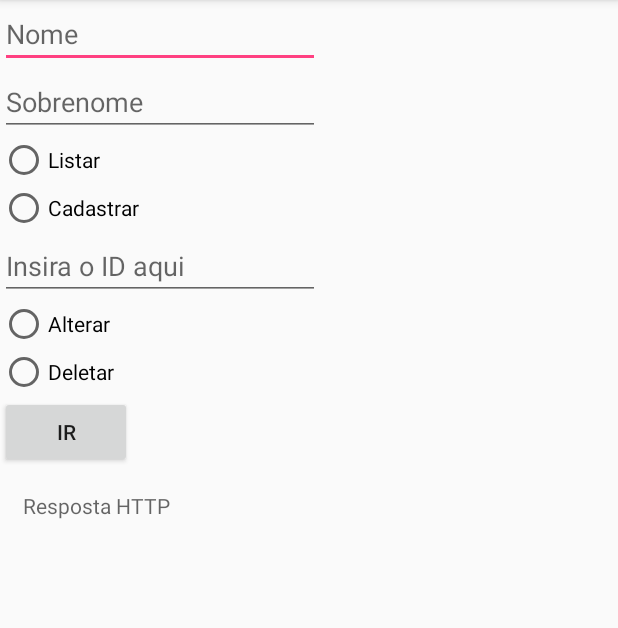
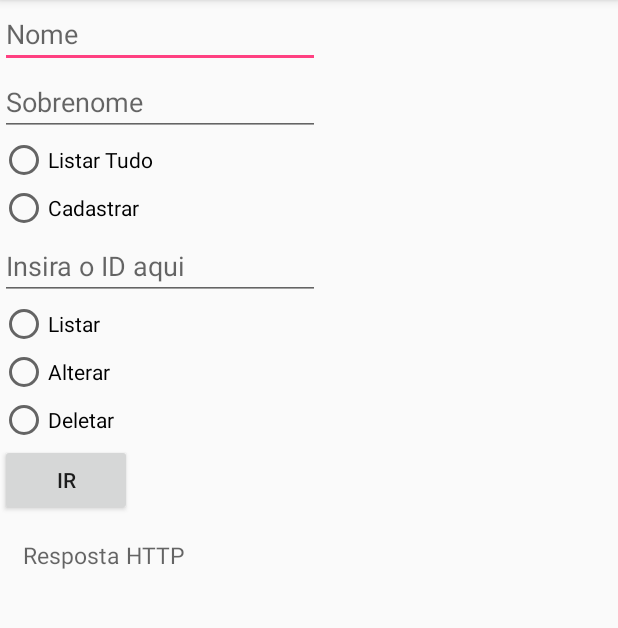
Before and after one commit to Franciuiz/crud_ws, an Android app: the screen it shows after launch (MainActivity), after a tap on "IR", on a phone screen of 412 x 824 dp, the part 84-712 px from its top. Run offline under Robolectric (Android 15) with nearby library versions, the phone set to English and light mode, and no system bars; 3 statements that could not run were skipped.

```diff
--- a/app/src/main/AndroidManifest.xml
+++ b/app/src/main/AndroidManifest.xml
@@ -2,7 +2,7 @@
 <manifest xmlns:android="http://schemas.android.com/apk/res/android"
     package="com.pos.casa.crud_ws">
 
-    //Permissões
+    <!-- Permissões -->
     <uses-permission android:name="android.permission.INTERNET" />
 
 
--- a/app/src/main/java/com/pos/casa/crud_ws/MainActivity.java
+++ b/app/src/main/java/com/pos/casa/crud_ws/MainActivity.java
@@ -28,10 +28,9 @@ public class MainActivity extends AppCompatActivity {
         final EditText editTextLastName = findViewById(R.id.editText2);
         final EditText editTextId = findViewById(R.id.editText3);
 
-        final Persons pessoa = new Persons(editTextFirstName.getText().toString(), editTextLastName.getText().toString());
-
         Button buttonIr = findViewById(R.id.bIr);
 
+        final RadioButton listarTudo = findViewById(R.id.radioButtonListarTudo);
         final RadioButton listar = findViewById(R.id.radioButtonListar);
         final RadioButton cadastrar = findViewById(R.id.radioButtonCadastrar);
         final RadioButton alterar = findViewById(R.id.radioButtonAlterar);
@@ -40,7 +39,7 @@ public class MainActivity extends AppCompatActivity {
 
         final TextView textViewResposta = findViewById(R.id.tResposta);
 
-
+        final Persons persons = new Persons();
 
         buttonIr.setOnClickListener(new View.OnClickListener() {
             @Override
@@ -49,43 +48,48 @@ public class MainActivity extends AppCompatActivity {
                 //apenas pra inicializar a variavel (nao achei outra forma)
                 Call<Persons> call = new RetrofitConfig().getModelService().getAllPersons();
 
-                if (listar.isChecked()){
+                if (listarTudo.isChecked()){
 
-                    textViewResposta.setText("listar");
                     call = new RetrofitConfig().getModelService().getAllPersons();
 
                 }
-                if (cadastrar.isChecked()){
+                else if (listar.isChecked()){
 
-                    textViewResposta.setText("cadastrar");
-                    call = new RetrofitConfig().getModelService().createPerson(pessoa);
+                    call = new RetrofitConfig().getModelService().getPersons((long) Integer.parseInt(editTextId.getText().toString()));
+
+                }
+                else if (cadastrar.isChecked()){
+
+
+                    persons.setFirstName(editTextFirstName.getText().toString());
+                    persons.setLastName(editTextLastName.getText().toString());
+
+                    call = new RetrofitConfig().getModelService().createPerson(persons);
+                    Toast.makeText(getBaseContext(),  editTextFirstName.getText().toString() +"Cadastrado com sucesso", Toast.LENGTH_LONG).show();
 
                 }
                 else if (alterar.isChecked()){
 
-                    textViewResposta.setText("alterar");
-                    call = new RetrofitConfig().getModelService().updatePerson(
-                            editTextId.getText().toString(), pessoa);
+                    persons.setFirstName(editTextFirstName.getText().toString());
+                    persons.setLastName(editTextLastName.getText().toString());
+
+                    call = new RetrofitConfig().getModelService().updatePerson((long) Integer.parseInt(editTextId.getText().toString()),persons);
+                    Toast.makeText(getBaseContext(), "Item "+ editTextId.getText().toString() +"Alterado com sucesso", Toast.LENGTH_LONG).show();
 
                 }
                 else if(deletar.isChecked()){
 
-                    textViewResposta.setText("deletar");
-                    call = new RetrofitConfig().getModelService().deletePerson(editTextId.getText().toString());
+                    call = new RetrofitConfig().getModelService().deletePerson((long) Integer.parseInt(editTextId.getText().toString()));
+                    Toast.makeText(getBaseContext(), "Item "+ editTextId.getText().toString() +"Deletado com sucesso", Toast.LENGTH_LONG).show();
 
                 }
-
-
-                //Call<Persons> call = new RetrofitConfig().getModelService().getAllPersons();
-
-                //Call<Persons> call = new RetrofitConfig().getModelService().getAllPersons(id.getText().toString());
 
 
                 call.enqueue(new Callback<Persons>() {
                     @Override
                     public void onResponse(Call<Persons> call, Response<Persons> response) {
-                        Persons persons = response.body();
-                        textViewResposta.setText(persons.toString());
+                        Persons p = response.body();
+                        textViewResposta.setText(p.toString());
                     }
 
                     @Override
--- a/app/src/main/java/com/pos/casa/crud_ws/ModelService.java
+++ b/app/src/main/java/com/pos/casa/crud_ws/ModelService.java
@@ -3,8 +3,12 @@ package com.pos.casa.crud_ws;
 import android.app.Person;
 
 import retrofit2.Call;
+import retrofit2.http.Body;
 import retrofit2.http.DELETE;
+import retrofit2.http.Field;
+import retrofit2.http.FormUrlEncoded;
 import retrofit2.http.GET;
+import retrofit2.http.Headers;
 import retrofit2.http.POST;
 import retrofit2.http.PUT;
 import retrofit2.http.Path;
@@ -17,16 +21,18 @@ public interface ModelService {
 
     //get passando parametro
     @GET("persons/{id}")
-    Call<Persons> getPersons(@Path("id") String id);
+    Call<Persons> getPersons(@Path("id") Long id);
 
     @POST("persons")
-    Call<Persons> createPerson(@Path("id") Persons persons);
+    @Headers("Content-Type: application/json")
+    Call<Persons> createPerson(@Body Persons persons);
 
     @PUT("persons/{id}")
-    Call<Persons> updatePerson(@Path("id") String id, Persons persons);
+    @Headers("Content-Type: application/json")
+    Call<Persons> updatePerson(@Path("id") Long id, @Body Persons persons);
 
     @DELETE("persons/{id}")
-    Call<Persons> deletePerson(@Path("id") String id);
+    Call<Persons> deletePerson(@Path("id") Long id);
 
 
 }
--- a/app/src/main/java/com/pos/casa/crud_ws/RetrofitConfig.java
+++ b/app/src/main/java/com/pos/casa/crud_ws/RetrofitConfig.java
@@ -1,6 +1,7 @@
 package com.pos.casa.crud_ws;
 
 import retrofit2.Retrofit;
+import retrofit2.converter.gson.GsonConverterFactory;
 import retrofit2.converter.jackson.JacksonConverterFactory;
 
 public class RetrofitConfig {
@@ -10,8 +11,8 @@ public class RetrofitConfig {
     public RetrofitConfig() {
         this.retrofit = new Retrofit.Builder()
 
-                //Trocar pela url local
-                .baseUrl("http://localhost:8080/api/v1.0/")
+                //Nao estabelece conexão com localhost (127.0.0.1), trocar "192.168.1.7" pelo ip local da maquina
+                .baseUrl("http://192.168.1.7:8080/api/v1.0/")
 
                 .addConverterFactory(JacksonConverterFactory.create())
                 .build();
--- a/app/src/main/res/layout/activity_main.xml
+++ b/app/src/main/res/layout/activity_main.xml
@@ -32,11 +32,11 @@
         android:layout_height="wrap_content">
 
         <RadioButton
-            android:id="@+id/radioButtonListar"
+            android:id="@+id/radioButtonListarTudo"
             android:layout_width="wrap_content"
             android:layout_height="wrap_content"
             android:layout_weight="1"
-            android:text="Listar" />
+            android:text="Listar Tudo" />
 
         <RadioButton
             android:id="@+id/radioButtonCadastrar"
@@ -53,6 +53,13 @@
             android:ems="10"
             android:hint="Insira o ID aqui"
             android:inputType="textPersonName" />
+
+        <RadioButton
+            android:id="@+id/radioButtonListar"
+            android:layout_width="wrap_content"
+            android:layout_height="wrap_content"
+            android:layout_weight="1"
+            android:text="Listar" />
 
         <RadioButton
             android:id="@+id/radioButtonAlterar"
@@ -76,14 +83,26 @@
         android:layout_centerVertical="true"
         android:text="Ir" />
 
+    <ScrollView
+        android:layout_width="match_parent"
+        android:layout_height="match_parent">
+
+        <LinearLayout
+            android:layout_width="match_parent"
+            android:layout_height="wrap_content"
+            android:orientation="vertical" >
+
             <TextView
                 android:id="@+id/tResposta"
                 android:layout_width="match_parent"
-        android:layout_height="242dp"
+                android:layout_height="match_parent"
                 android:layout_alignParentBottom="true"
                 android:layout_alignStart="@+id/editText1"
                 android:layout_marginBottom="46dp"
                 android:hint="Resposta HTTP"
-        android:padding="15dp" />
+                android:padding="15dp"
+                android:textSize="15sp" />
+        </LinearLayout>
+    </ScrollView>
 
 </LinearLayout>
```
Also changed, not shown: app/src/main/java/com/pos/casa/crud_ws/Persons.java (+39 -6 lines). Lines whose indentation alone changed are shown as unchanged.
